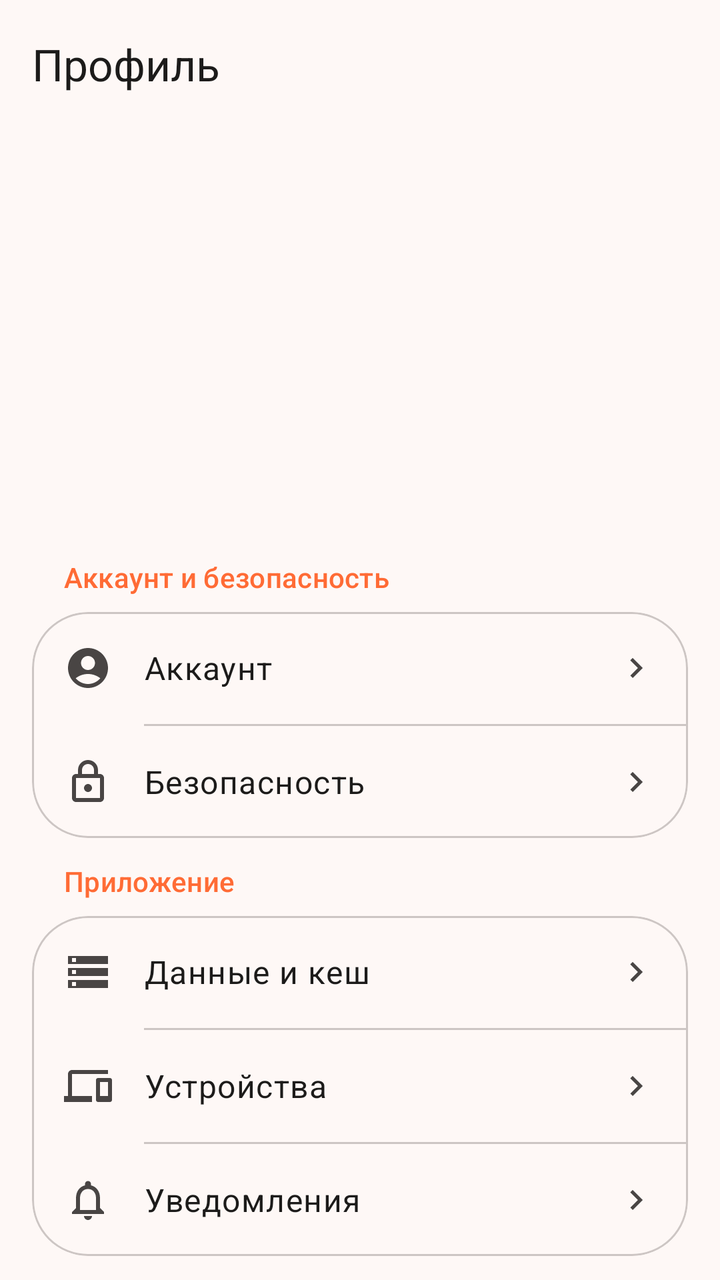
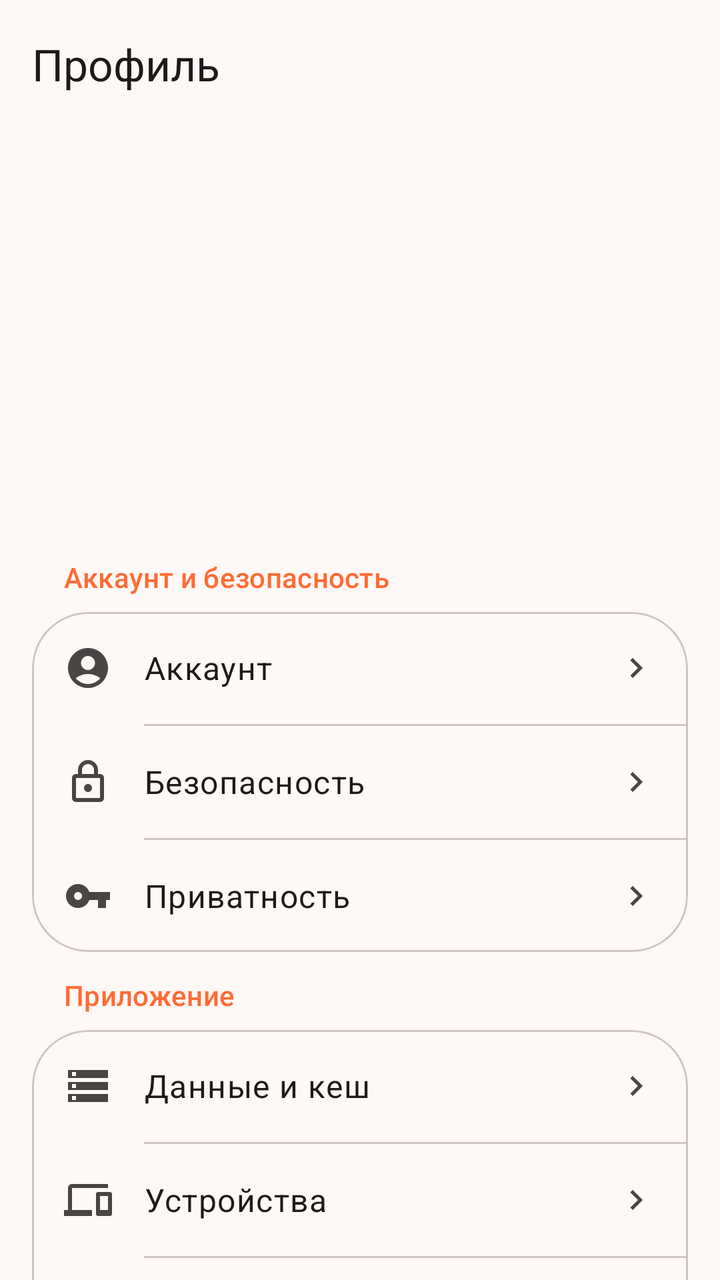

An Android layout rendered at two revisions. The XML below is the earlier revision; the diff shows what the commit changed to produce the second picture.
<!-- AndroidManifest.xml: application theme Theme.BarkfluffClientAndroid -->
<!-- res/layout/fragment_profile.xml -->
<?xml version="1.0" encoding="utf-8"?>
<androidx.constraintlayout.widget.ConstraintLayout xmlns:android="http://schemas.android.com/apk/res/android"
    xmlns:app="http://schemas.android.com/apk/res-auto"
    android:layout_width="match_parent"
    android:layout_height="match_parent"
    android:fitsSystemWindows="true">

    
    <com.google.android.material.appbar.AppBarLayout
        android:id="@+id/appBarLayout"
        android:layout_width="match_parent"
        android:layout_height="wrap_content"
        android:background="?attr/colorSurface"
        app:liftOnScroll="true"
        app:layout_constraintTop_toTopOf="parent">

        <com.google.android.material.appbar.MaterialToolbar
            android:id="@+id/toolbar"
            android:layout_width="match_parent"
            android:layout_height="?attr/actionBarSize"
            app:title="Профиль"
            app:titleTextAppearance="?attr/textAppearanceTitleLarge"
            app:titleTextColor="?attr/colorOnSurface" />

    </com.google.android.material.appbar.AppBarLayout>

    <androidx.core.widget.NestedScrollView
        android:layout_width="match_parent"
        android:layout_height="0dp"
        app:layout_constraintTop_toBottomOf="@id/appBarLayout"
        app:layout_constraintBottom_toBottomOf="parent">

        <LinearLayout
            android:layout_width="match_parent"
            android:layout_height="wrap_content"
            android:orientation="vertical"
            android:padding="16dp">

            
            <LinearLayout
                android:layout_width="match_parent"
                android:layout_height="wrap_content"
                android:gravity="center_horizontal"
                android:orientation="vertical">

                <FrameLayout
                    android:layout_width="96dp"
                    android:layout_height="96dp">

                    <com.google.android.material.imageview.ShapeableImageView
                        android:id="@+id/avatarImage"
                        android:layout_width="96dp"
                        android:layout_height="96dp"
                        android:scaleType="centerCrop"
                        android:visibility="gone"
                        app:shapeAppearanceOverlay="@style/ShapeAppearanceOverlay.App.CornerSize50Percent" />

                    <TextView
                        android:id="@+id/avatarPlaceholder"
                        android:layout_width="96dp"
                        android:layout_height="96dp"
                        android:gravity="center"
                        android:textColor="@android:color/white"
                        android:textSize="36sp"
                        android:textStyle="bold"
                        android:visibility="visible" />

                </FrameLayout>

                <TextView
                    android:id="@+id/textFullName"
                    android:layout_width="wrap_content"
                    android:layout_height="wrap_content"
                    android:layout_marginTop="16dp"
                    android:textAppearance="?attr/textAppearanceHeadlineMedium"
                    android:textColor="?attr/colorOnSurface" />

                <TextView
                    android:id="@+id/textUsername"
                    android:layout_width="wrap_content"
                    android:layout_height="wrap_content"
                    android:layout_marginTop="4dp"
                    android:textAppearance="?attr/textAppearanceBodyLarge"
                    android:textColor="?attr/colorOnSurfaceVariant" />

            </LinearLayout>

            <android.widget.Space
                android:layout_width="match_parent"
                android:layout_height="24dp" />

            
            <TextView
                android:layout_width="wrap_content"
                android:layout_height="wrap_content"
                android:layout_marginStart="16dp"
                android:layout_marginBottom="8dp"
                android:text="Аккаунт и безопасность"
                android:textAppearance="?attr/textAppearanceLabelLarge"
                android:textColor="?attr/colorPrimary" />

            
            <com.google.android.material.card.MaterialCardView
                android:layout_width="match_parent"
                android:layout_height="wrap_content"
                app:cardBackgroundColor="?attr/colorSurfaceContainerLow"
                app:cardCornerRadius="28dp"
                app:cardElevation="0dp"
                app:strokeColor="?attr/colorOutlineVariant"
                app:strokeWidth="1dp">

                <LinearLayout
                    android:layout_width="match_parent"
                    android:layout_height="wrap_content"
                    android:orientation="vertical">

                    
                    <LinearLayout
                        android:id="@+id/itemAccount"
                        android:layout_width="match_parent"
                        android:layout_height="56dp"
                        android:background="?attr/selectableItemBackground"
                        android:gravity="center_vertical"
                        android:orientation="horizontal"
                        android:paddingHorizontal="16dp">

                        <ImageView
                            android:layout_width="24dp"
                            android:layout_height="24dp"
                            android:importantForAccessibility="no"
                            android:src="@drawable/ic_account"
                            app:tint="?attr/colorOnSurfaceVariant" />

                        <TextView
                            android:layout_width="0dp"
                            android:layout_height="wrap_content"
                            android:layout_marginStart="16dp"
                            android:layout_weight="1"
                            android:text="Аккаунт"
                            android:textAppearance="?attr/textAppearanceBodyLarge"
                            android:textColor="?attr/colorOnSurface" />

                        <ImageView
                            android:layout_width="20dp"
                            android:layout_height="20dp"
                            android:importantForAccessibility="no"
                            android:src="@drawable/ic_chevron_right" />

                    </LinearLayout>

                    <com.google.android.material.divider.MaterialDivider
                        android:layout_width="match_parent"
                        android:layout_height="wrap_content"
                        android:layout_marginStart="56dp" />

                    
                    <LinearLayout
                        android:id="@+id/itemSecurity"
                        android:layout_width="match_parent"
                        android:layout_height="56dp"
                        android:background="?attr/selectableItemBackground"
                        android:gravity="center_vertical"
                        android:orientation="horizontal"
                        android:paddingHorizontal="16dp">

                        <ImageView
                            android:layout_width="24dp"
                            android:layout_height="24dp"
                            android:importantForAccessibility="no"
                            android:src="@drawable/ic_security"
                            app:tint="?attr/colorOnSurfaceVariant" />

                        <TextView
                            android:layout_width="0dp"
                            android:layout_height="wrap_content"
                            android:layout_marginStart="16dp"
                            android:layout_weight="1"
                            android:text="Безопасность"
                            android:textAppearance="?attr/textAppearanceBodyLarge"
                            android:textColor="?attr/colorOnSurface" />

                        <ImageView
                            android:layout_width="20dp"
                            android:layout_height="20dp"
                            android:importantForAccessibility="no"
                            android:src="@drawable/ic_chevron_right" />

                    </LinearLayout>

                </LinearLayout>

            </com.google.android.material.card.MaterialCardView>

            <android.widget.Space
                android:layout_width="match_parent"
                android:layout_height="12dp" />

            
            <TextView
                android:layout_width="wrap_content"
                android:layout_height="wrap_content"
                android:layout_marginStart="16dp"
                android:layout_marginBottom="8dp"
                android:text="Приложение"
                android:textAppearance="?attr/textAppearanceLabelLarge"
                android:textColor="?attr/colorPrimary" />

            
            <com.google.android.material.card.MaterialCardView
                android:layout_width="match_parent"
                android:layout_height="wrap_content"
                app:cardBackgroundColor="?attr/colorSurfaceContainerLow"
                app:cardCornerRadius="28dp"
                app:cardElevation="0dp"
                app:strokeColor="?attr/colorOutlineVariant"
                app:strokeWidth="1dp">

                <LinearLayout
                    android:layout_width="match_parent"
                    android:layout_height="wrap_content"
                    android:orientation="vertical">

                    
                    <LinearLayout
                        android:id="@+id/itemStorage"
                        android:layout_width="match_parent"
                        android:layout_height="56dp"
                        android:background="?attr/selectableItemBackground"
                        android:gravity="center_vertical"
                        android:orientation="horizontal"
                        android:paddingHorizontal="16dp">

                        <ImageView
                            android:layout_width="24dp"
                            android:layout_height="24dp"
                            android:importantForAccessibility="no"
                            android:src="@drawable/ic_storage"
                            app:tint="?attr/colorOnSurfaceVariant" />

                        <TextView
                            android:layout_width="0dp"
                            android:layout_height="wrap_content"
                            android:layout_marginStart="16dp"
                            android:layout_weight="1"
                            android:text="Данные и кеш"
                            android:textAppearance="?attr/textAppearanceBodyLarge"
                            android:textColor="?attr/colorOnSurface" />

                        <ImageView
                            android:layout_width="20dp"
                            android:layout_height="20dp"
                            android:importantForAccessibility="no"
                            android:src="@drawable/ic_chevron_right" />

                    </LinearLayout>

                    <com.google.android.material.divider.MaterialDivider
                        android:layout_width="match_parent"
                        android:layout_height="wrap_content"
                        android:layout_marginStart="56dp" />

                    
                    <LinearLayout
                        android:id="@+id/itemDevices"
                        android:layout_width="match_parent"
                        android:layout_height="56dp"
                        android:background="?attr/selectableItemBackground"
                        android:gravity="center_vertical"
                        android:orientation="horizontal"
                        android:paddingHorizontal="16dp">

                        <ImageView
                            android:layout_width="24dp"
                            android:layout_height="24dp"
                            android:importantForAccessibility="no"
                            android:src="@drawable/ic_devices"
                            app:tint="?attr/colorOnSurfaceVariant" />

                        <TextView
                            android:layout_width="0dp"
                            android:layout_height="wrap_content"
                            android:layout_marginStart="16dp"
                            android:layout_weight="1"
                            android:text="Устройства"
                            android:textAppearance="?attr/textAppearanceBodyLarge"
                            android:textColor="?attr/colorOnSurface" />

                        <ImageView
                            android:layout_width="20dp"
                            android:layout_height="20dp"
                            android:importantForAccessibility="no"
                            android:src="@drawable/ic_chevron_right" />

                    </LinearLayout>

                    <com.google.android.material.divider.MaterialDivider
                        android:layout_width="match_parent"
                        android:layout_height="wrap_content"
                        android:layout_marginStart="56dp" />

                    
                    <LinearLayout
                        android:id="@+id/itemNotifications"
                        android:layout_width="match_parent"
                        android:layout_height="56dp"
                        android:background="?attr/selectableItemBackground"
                        android:gravity="center_vertical"
                        android:orientation="horizontal"
                        android:paddingHorizontal="16dp">

                        <ImageView
                            android:layout_width="24dp"
                            android:layout_height="24dp"
                            android:importantForAccessibility="no"
                            android:src="@drawable/ic_notifications"
                            app:tint="?attr/colorOnSurfaceVariant" />

                        <TextView
                            android:layout_width="0dp"
                            android:layout_height="wrap_content"
                            android:layout_marginStart="16dp"
                            android:layout_weight="1"
                            android:text="Уведомления"
                            android:textAppearance="?attr/textAppearanceBodyLarge"
                            android:textColor="?attr/colorOnSurface" />

                        <ImageView
                            android:layout_width="20dp"
                            android:layout_height="20dp"
                            android:importantForAccessibility="no"
                            android:src="@drawable/ic_chevron_right" />

                    </LinearLayout>

                </LinearLayout>

            </com.google.android.material.card.MaterialCardView>

            <android.widget.Space
                android:layout_width="match_parent"
                android:layout_height="12dp" />

            
            <TextView
                android:layout_width="wrap_content"
                android:layout_height="wrap_content"
                android:layout_marginStart="16dp"
                android:layout_marginBottom="8dp"
                android:text="Другое"
                android:textAppearance="?attr/textAppearanceLabelLarge"
                android:textColor="?attr/colorPrimary" />

            
            <com.google.android.material.card.MaterialCardView
                android:layout_width="match_parent"
                android:layout_height="wrap_content"
                app:cardBackgroundColor="?attr/colorSurfaceContainerLow"
                app:cardCornerRadius="28dp"
                app:cardElevation="0dp"
                app:strokeColor="?attr/colorOutlineVariant"
                app:strokeWidth="1dp">

                <LinearLayout
                    android:layout_width="match_parent"
                    android:layout_height="wrap_content"
                    android:orientation="vertical">

                    
                    <LinearLayout
                        android:id="@+id/itemUpdate"
                        android:layout_width="match_parent"
                        android:layout_height="56dp"
                        android:background="?attr/selectableItemBackground"
                        android:gravity="center_vertical"
                        android:orientation="horizontal"
                        android:paddingHorizontal="16dp">

                        <ImageView
                            android:layout_width="24dp"
                            android:layout_height="24dp"
                            android:importantForAccessibility="no"
                            android:src="@drawable/ic_system_update"
                            app:tint="?attr/colorOnSurfaceVariant" />

                        <TextView
                            android:layout_width="0dp"
                            android:layout_height="wrap_content"
                            android:layout_marginStart="16dp"
                            android:layout_weight="1"
                            android:text="Обновление"
                            android:textAppearance="?attr/textAppearanceBodyLarge"
                            android:textColor="?attr/colorOnSurface" />

                        <View
                            android:id="@+id/badgeUpdate"
                            android:layout_width="10dp"
                            android:layout_height="10dp"
                            android:layout_marginEnd="8dp"
                            android:background="@drawable/badge_update_dot"
                            android:visibility="gone" />

                        <ImageView
                            android:layout_width="20dp"
                            android:layout_height="20dp"
                            android:importantForAccessibility="no"
                            android:src="@drawable/ic_chevron_right" />

                    </LinearLayout>

                    <com.google.android.material.divider.MaterialDivider
                        android:layout_width="match_parent"
                        android:layout_height="wrap_content"
                        android:layout_marginStart="56dp" />

                    
                    <LinearLayout
                        android:id="@+id/itemAbout"
                        android:layout_width="match_parent"
                        android:layout_height="56dp"
                        android:background="?attr/selectableItemBackground"
                        android:gravity="center_vertical"
                        android:orientation="horizontal"
                        android:paddingHorizontal="16dp">

                        <ImageView
                            android:layout_width="24dp"
                            android:layout_height="24dp"
                            android:importantForAccessibility="no"
                            android:src="@drawable/ic_about"
                            app:tint="?attr/colorOnSurfaceVariant" />

                        <TextView
                            android:layout_width="0dp"
                            android:layout_height="wrap_content"
                            android:layout_marginStart="16dp"
                            android:layout_weight="1"
                            android:text="О приложении"
                            android:textAppearance="?attr/textAppearanceBodyLarge"
                            android:textColor="?attr/colorOnSurface" />

                        <ImageView
                            android:layout_width="20dp"
                            android:layout_height="20dp"
                            android:importantForAccessibility="no"
                            android:src="@drawable/ic_chevron_right" />

                    </LinearLayout>

                </LinearLayout>

            </com.google.android.material.card.MaterialCardView>

            <android.widget.Space
                android:layout_width="match_parent"
                android:layout_height="24dp" />

            
            <com.google.android.material.button.MaterialButton
                android:id="@+id/buttonLogout"
                style="@style/Widget.Material3.Button.TonalButton"
                android:layout_width="match_parent"
                android:layout_height="56dp"
                android:text="Выйти из аккаунта"
                android:textAllCaps="false"
                android:textColor="?attr/colorError"
                app:backgroundTint="?attr/colorErrorContainer"
                app:cornerRadius="28dp"
                app:icon="@drawable/ic_logout"
                app:iconGravity="textStart"
                app:iconTint="?attr/colorError" />

            
            <TextView
                android:id="@+id/textAppVersion"
                android:layout_width="wrap_content"
                android:layout_height="wrap_content"
                android:layout_gravity="center_horizontal"
                android:layout_marginTop="24dp"
                android:layout_marginBottom="16dp"
                android:textAppearance="?attr/textAppearanceLabelSmall"
                android:textColor="?attr/colorOnSurfaceVariant" />

        </LinearLayout>

    </androidx.core.widget.NestedScrollView>

</androidx.constraintlayout.widget.ConstraintLayout>
<!-- resources referenced by this layout -->
<resources>
  <!-- drawable badge_update_dot (drawable) -->
  <?xml version="1.0" encoding="utf-8"?>
  <shape xmlns:android="http://schemas.android.com/apk/res/android"
      android:shape="oval">
      <solid android:color="#FF3D00" />
      <size
          android:width="10dp"
          android:height="10dp" />
  </shape>
  <!-- drawable ic_chevron_right (drawable) -->
  <?xml version="1.0" encoding="utf-8"?>
  <vector xmlns:android="http://schemas.android.com/apk/res/android"
      android:width="24dp"
      android:height="24dp"
      android:viewportWidth="24"
      android:viewportHeight="24">
      <path
          android:fillColor="?attr/colorOnSurfaceVariant"
          android:pathData="M10,6L8.59,7.41 13.17,12l-4.58,4.59L10,18l6,-6z"/>
  </vector>
  <!-- drawable ic_logout (drawable) -->
  <?xml version="1.0" encoding="utf-8"?>
  <vector xmlns:android="http://schemas.android.com/apk/res/android"
      android:width="24dp"
      android:height="24dp"
      android:viewportWidth="24"
      android:viewportHeight="24">
      <path
          android:fillColor="?attr/colorOnSurface"
          android:pathData="M17,7l-1.41,1.41L18.17,11H8v2h10.17l-2.58,2.58L17,17l5,-5zM4,5h8V3H4c-1.1,0 -2,0.9 -2,2v14c0,1.1 0.9,2 2,2h8v-2H4V5z"/>
  </vector>
  <!-- drawable ic_storage (drawable) -->
  <?xml version="1.0" encoding="utf-8"?>
  <vector xmlns:android="http://schemas.android.com/apk/res/android"
      android:width="24dp"
      android:height="24dp"
      android:viewportWidth="24"
      android:viewportHeight="24">
      <path
          android:fillColor="?attr/colorOnSurface"
          android:pathData="M2,20h20v-4H2v4zM4,17h2v2H4v-2zM2,4v4h20V4H2zM6,7H4V5h2v2zM2,14h20v-4H2v4zM4,11h2v2H4v-2z"/>
  </vector>
  <style name="ShapeAppearanceOverlay.App.CornerSize50Percent" parent="">
          <item name="cornerSize">50%</item>
      </style>
  <style name="Theme.BarkfluffClientAndroid" parent="Base.Theme.BarkfluffClientAndroid" />
  <color name="primary">#FF6B35</color>
  <color name="on_primary">#FFFFFF</color>
  <color name="primary_container">#FFDAD0</color>
  <color name="on_primary_container">#4A2000</color>
  <color name="secondary">#2196F3</color>
  <color name="on_secondary">#FFFFFF</color>
  <color name="secondary_container">#D0E4FF</color>
  <color name="on_secondary_container">#001F3A</color>
  <color name="tertiary">#03DAC6</color>
  <color name="on_tertiary">#000000</color>
  <color name="tertiary_container">#00E5D2</color>
  <color name="on_tertiary_container">#00202A</color>
  <color name="error">#BA1A1A</color>
  <color name="on_error">#FFFFFF</color>
  <color name="error_container">#FFDAD6</color>
  <color name="on_error_container">#410002</color>
  <color name="surface">#FEF8F6</color>
  <color name="on_surface">#1C1B1A</color>
  <color name="on_surface_variant">#494544</color>
  <color name="surface_container_lowest">#FFFFFF</color>
  <color name="surface_container_low">#FEF8F6</color>
  <color name="surface_container">#F0F0F0</color>
  <color name="surface_container_high">#E8E8E8</color>
  <color name="surface_container_highest">#E2E2E2</color>
  <color name="outline">#7C7775</color>
  <color name="outline_variant">#CDC6C4</color>
  <color name="background">#FEF8F6</color>
  <color name="on_background">#1C1B1A</color>
  <color name="inverse_surface">#31302E</color>
  <color name="inverse_on_surface">#F5F0EE</color>
  <color name="inverse_primary">#FFB5A0</color>
  <!-- unchanged entries left out for length: 7 -->
</resources>

<!-- the commit's change to res/layout/fragment_profile.xml (unified diff, before → after) -->
@@ -187,6 +187,45 @@
 
                     </LinearLayout>
 
+                    <com.google.android.material.divider.MaterialDivider
+                        android:layout_width="match_parent"
+                        android:layout_height="wrap_content"
+                        android:layout_marginStart="56dp" />
+
+                    
+                    <LinearLayout
+                        android:id="@+id/itemPrivacy"
+                        android:layout_width="match_parent"
+                        android:layout_height="56dp"
+                        android:background="?attr/selectableItemBackground"
+                        android:gravity="center_vertical"
+                        android:orientation="horizontal"
+                        android:paddingHorizontal="16dp">
+
+                        <ImageView
+                            android:layout_width="24dp"
+                            android:layout_height="24dp"
+                            android:importantForAccessibility="no"
+                            android:src="@drawable/ic_key"
+                            app:tint="?attr/colorOnSurfaceVariant" />
+
+                        <TextView
+                            android:layout_width="0dp"
+                            android:layout_height="wrap_content"
+                            android:layout_marginStart="16dp"
+                            android:layout_weight="1"
+                            android:text="Приватность"
+                            android:textAppearance="?attr/textAppearanceBodyLarge"
+                            android:textColor="?attr/colorOnSurface" />
+
+                        <ImageView
+                            android:layout_width="20dp"
+                            android:layout_height="20dp"
+                            android:importantForAccessibility="no"
+                            android:src="@drawable/ic_chevron_right" />
+
+                    </LinearLayout>
+
                 </LinearLayout>
 
             </com.google.android.material.card.MaterialCardView>
<!-- resource entries referenced after the edit -->
@@ -19,6 +19,17 @@
       <path
           android:fillColor="?attr/colorOnSurfaceVariant"
           android:pathData="M10,6L8.59,7.41 13.17,12l-4.58,4.59L10,18l6,-6z"/>
+  </vector>
+  <!-- drawable ic_key (drawable) -->
+  <?xml version="1.0" encoding="utf-8"?>
+  <vector xmlns:android="http://schemas.android.com/apk/res/android"
+      android:width="24dp"
+      android:height="24dp"
+      android:viewportWidth="24"
+      android:viewportHeight="24">
+      <path
+          android:fillColor="?attr/colorOnSurface"
+          android:pathData="M12.65,10C11.83,7.67 9.61,6 7,6c-3.31,0 -6,2.69 -6,6s2.69,6 6,6c2.61,0 4.83,-1.67 5.65,-4H17v4h4v-4h2v-4H12.65zM7,14c-1.1,0 -2,-0.9 -2,-2s0.9,-2 2,-2 2,0.9 2,2 -0.9,2 -2,2z"/>
   </vector>
   <!-- drawable ic_logout (drawable) -->
   <?xml version="1.0" encoding="utf-8"?>
